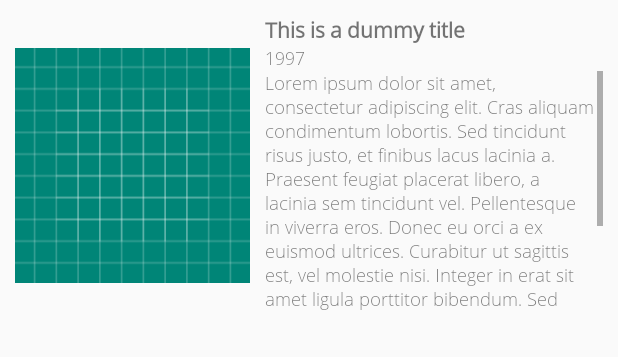
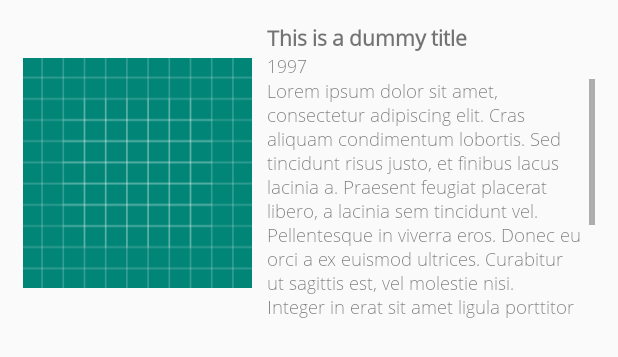
Before and after one commit to alejandromr92/Movies, an Android app: the layout item_movie.xml on its own in the app's theme, with its tools: preview values and no code run, on a phone screen of 412 x 824 dp. Shown: the top 357 px of the screen. Run offline under Robolectric (Android 15) with nearby library versions, the phone set to English and light mode, and no system bars; network calls fail.

Commit message:
Added separator to movie list items. UI minor improvements.

```diff
--- a/app/src/main/java/alejandromr92/com/movies/presentation/ui/activities/MoviesActivity.java
+++ b/app/src/main/java/alejandromr92/com/movies/presentation/ui/activities/MoviesActivity.java
@@ -13,6 +13,7 @@ import alejandromr92.com.movies.utils.LoggerUtils;
 import android.content.Context;
 import android.os.Bundle;
 import android.support.annotation.Nullable;
+import android.support.v7.widget.DividerItemDecoration;
 import android.support.v7.widget.LinearLayoutManager;
 import android.support.v7.widget.RecyclerView;
 import android.support.v7.widget.SearchView;
@@ -73,6 +74,9 @@ public class MoviesActivity extends BaseActivity implements GetPopularMoviesPres
 
         LinearLayoutManager layoutManager = new LinearLayoutManager(this);
         this.moviesRecyclerView.setLayoutManager(layoutManager);
+
+        DividerItemDecoration dividerItemDecoration = new DividerItemDecoration(moviesRecyclerView.getContext(), layoutManager.getOrientation());
+        moviesRecyclerView.addItemDecoration(dividerItemDecoration);
 
         this.movieListAdapter = new MovieListAdapter(moviesList, new WeakReference<Context>(this));
         this.moviesRecyclerView.setAdapter(movieListAdapter);
--- a/app/src/main/res/layout/item_movie.xml
+++ b/app/src/main/res/layout/item_movie.xml
@@ -10,6 +10,7 @@
     android:layout_marginTop="@dimen/movie_holder_margin_top"
     android:layout_marginStart="@dimen/movie_holder_margin_sides"
     android:layout_marginEnd="@dimen/movie_holder_margin_sides"
+    android:padding="@dimen/movie_holder_padding"
     >
 
     <ImageView
--- a/app/src/main/res/values/dimens.xml
+++ b/app/src/main/res/values/dimens.xml
@@ -7,9 +7,9 @@
     <dimen name="text_size_mid">14sp</dimen>
 
     <!-- Movie holder -->
+    <dimen name="movie_holder_padding">5dp</dimen>
     <dimen name="movie_holder_margin_sides">10dp</dimen>
     <dimen name="movie_holder_margin_top">10dp</dimen>
-    <dimen name="movie_holder_padding_bottom">15dp</dimen>
     <dimen name="movie_holder_poster_height">200dp</dimen>
     <dimen name="movie_holder_info_margin_start">10dp</dimen>
 </resources>
```
